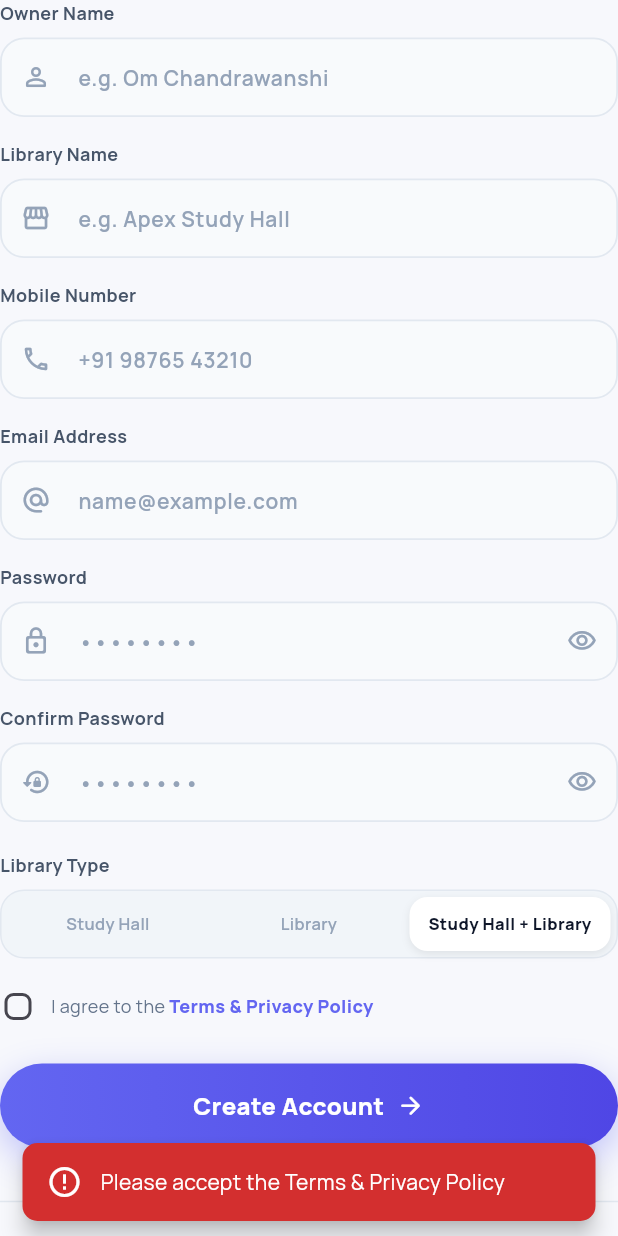
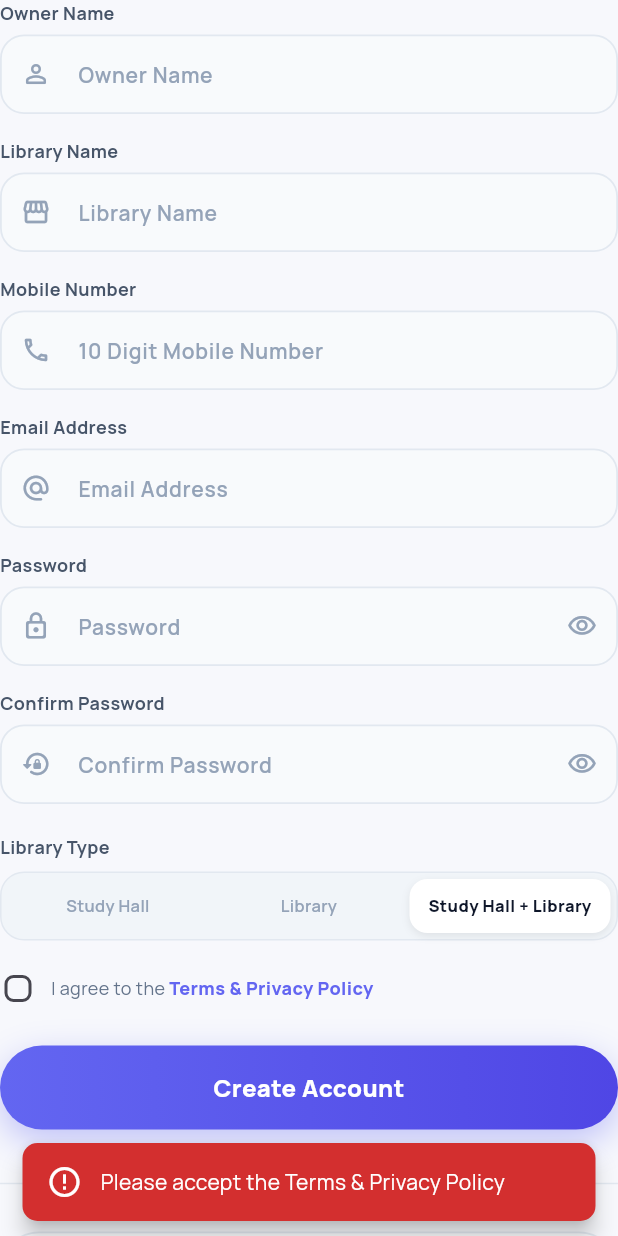
Before and after one commit to inditechit26-lang/Library_Management, a Flutter app: the SignupForm widget shown alone on an empty page, opened directly with empty values, after a tap on "Create Account", on a phone screen of 412 x 824 dp. Run offline on Flutter 3.47's test engine with Material 3 defaults, Android fonts, the phone set to English and light mode, and no system bars; our stand-ins replace cloud_firestore, file_picker, firebase_analytics, firebase_auth, firebase_core, firebase_crashlytics and 13 more; missing offline and left inert: excel, firebase_app_check; accounts and stored records are empty.

Commit message:
Optimize auth forms: 10-digit phone validation, clean general hints, remove library type, and auto-sync settings profile

```diff
--- a/lib/features/auth/providers/auth_provider.dart
+++ b/lib/features/auth/providers/auth_provider.dart
@@ -56,6 +56,7 @@ class AuthNotifier extends AsyncNotifier<AppUserModel?> {
     required String password,
     required String displayName,
     required String libraryName,
+    required String phone,
   }) async {
     state = const AsyncValue.loading();
     state = await AsyncValue.guard(
@@ -66,6 +67,7 @@ class AuthNotifier extends AsyncNotifier<AppUserModel?> {
             password: password,
             displayName: displayName,
             libraryName: libraryName,
+            phone: phone,
           ),
     );
     if (!state.hasError) {
--- a/lib/features/auth/repositories/auth_repository.dart
+++ b/lib/features/auth/repositories/auth_repository.dart
@@ -15,6 +15,7 @@ abstract class BaseAuthRepository {
     required String password,
     required String displayName,
     required String libraryName,
+    required String phone,
   });
   Future<AppUserModel?> signInWithGoogle();
   Future<void> sendPasswordResetEmail(String email);
@@ -93,6 +94,7 @@ class AuthRepository implements BaseAuthRepository {
     required String password,
     required String displayName,
     required String libraryName,
+    required String phone,
   }) async {
     try {
       final credential = await _firebaseAuth.createUserWithEmailAndPassword(
@@ -119,13 +121,17 @@ class AuthRepository implements BaseAuthRepository {
 
       // Create User doc & Default Library Config in a batch transaction
       final batch = _firestore.batch();
-      batch.set(_firestore.collection('users').doc(user.uid), newProfile.toFirestore());
+      batch.set(_firestore.collection('users').doc(user.uid), {
+        ...newProfile.toFirestore(),
+        'phone': phone.trim(),
+      });
       batch.set(
         _firestore.collection('libraries').doc(libraryId).collection('info').doc('general'),
         {
           'libraryId': libraryId,
           'name': libraryName.trim(),
           'ownerUid': user.uid,
+          'phone': phone.trim(),
           'createdAt': FieldValue.serverTimestamp(),
         },
       );
--- a/lib/features/auth/widgets/login_form.dart
+++ b/lib/features/auth/widgets/login_form.dart
@@ -123,7 +123,7 @@ class _LoginFormState extends ConsumerState<LoginForm> {
               color: isDark ? Colors.white : const Color(0xFF0F172A),
             ),
             decoration: InputDecoration(
-              hintText: 'name@example.com',
+              hintText: 'Email Address',
               hintStyle: TextStyle(
                 color: isDark ? const Color(0xFF64748B) : const Color(0xFF94A3B8),
               ),
@@ -196,7 +196,7 @@ class _LoginFormState extends ConsumerState<LoginForm> {
               color: isDark ? Colors.white : const Color(0xFF0F172A),
             ),
             decoration: InputDecoration(
-              hintText: '••••••••',
+              hintText: 'Password',
               hintStyle: TextStyle(
                 color: isDark ? const Color(0xFF64748B) : const Color(0xFF94A3B8),
               ),
--- a/lib/features/auth/widgets/signup_form.dart
+++ b/lib/features/auth/widgets/signup_form.dart
@@ -50,17 +50,29 @@ class _SignupFormState extends ConsumerState<SignupForm> {
     if (_formKey.currentState!.validate()) {
       setState(() => _isLoading = true);
       try {
+        final name = _ownerController.text.trim();
+        final libName = _libraryController.text.trim();
+        final phone = _phoneController.text.trim();
+        final email = _emailController.text.trim();
+
         await ref.read(authControllerProvider.notifier).signUpWithEmail(
-              email: _emailController.text,
+              email: email,
               password: _passwordController.text,
-              displayName: _ownerController.text,
-              libraryName: _libraryController.text,
+              displayName: name,
+              libraryName: libName,
+              phone: phone,
             );
 
         final state = ref.read(authControllerProvider);
         if (state.hasError && mounted) {
           ErrorHandler.showErrorSnackBar(context, state.error);
         } else if (mounted) {
+          ref.read(ownerProfileProvider.notifier).updateProfile(
+                name: name,
+                email: email,
+                phone: phone,
+                libraryName: libName,
+              );
           ErrorHandler.showSuccessSnackBar(context, 'Account created successfully!');
           context.go('/app');
         }
@@ -80,6 +92,13 @@ class _SignupFormState extends ConsumerState<SignupForm> {
       if (state.hasError && mounted) {
         ErrorHandler.showErrorSnackBar(context, state.error);
       } else if (mounted) {
+        final user = state.value;
+        if (user != null) {
+          ref.read(ownerProfileProvider.notifier).updateProfile(
+                name: user.displayName ?? 'Library Owner',
+                email: user.email ?? '',
+              );
+        }
         context.go('/app');
       }
     } catch (e) {
@@ -102,7 +121,7 @@ class _SignupFormState extends ConsumerState<SignupForm> {
           _buildTextField(
             controller: _ownerController,
             label: 'Owner Name',
-            hint: 'e.g. Om Chandrawanshi',
+            hint: 'Owner Name',
             icon: Icons.person_outline_rounded,
             validator: (v) => v == null || v.trim().isEmpty ? 'Enter owner name' : null,
             isDark: isDark,
@@ -111,7 +130,7 @@ class _SignupFormState extends ConsumerState<SignupForm> {
           _buildTextField(
             controller: _libraryController,
             label: 'Library Name',
-            hint: 'e.g. Apex Study Hall',
+            hint: 'Library Name',
             icon: Icons.storefront_outlined,
             validator: (v) => v == null || v.trim().isEmpty ? 'Enter library name' : null,
             isDark: isDark,
@@ -120,17 +139,25 @@ class _SignupFormState extends ConsumerState<SignupForm> {
           _buildTextField(
             controller: _phoneController,
             label: 'Mobile Number',
-            hint: '+91 98765 43210',
+            hint: '10 Digit Mobile Number',
             icon: Icons.phone_outlined,
             keyboardType: TextInputType.phone,
-            validator: (v) => v == null || v.length < 10 ? 'Enter valid mobile number' : null,
+            maxLength: 10,
+            validator: (v) {
+              final cleaned = (v ?? '').trim();
+              if (cleaned.isEmpty) return 'Enter mobile number';
+              if (cleaned.length != 10 || !RegExp(r'^[0-9]{10}$').hasMatch(cleaned)) {
+                return 'Enter a valid 10-digit mobile number';
+              }
+              return null;
+            },
             isDark: isDark,
           ),
           const SizedBox(height: 16),
           _buildTextField(
             controller: _emailController,
             label: 'Email Address',
-            hint: 'name@example.com',
+            hint: 'Email Address',
             icon: Icons.alternate_email_rounded,
             keyboardType: TextInputType.emailAddress,
             validator: (v) {
@@ -144,7 +171,7 @@ class _SignupFormState extends ConsumerState<SignupForm> {
           _buildTextField(
             controller: _passwordController,
             label: 'Password',
-            hint: '••••••••',
+            hint: 'Password',
             icon: Icons.lock_outline_rounded,
             obscureText: _obscurePass,
             validator: (v) {
@@ -166,7 +193,7 @@ class _SignupFormState extends ConsumerState<SignupForm> {
           _buildTextField(
             controller: _confirmPasswordController,
             label: 'Confirm Password',
-            hint: '••••••••',
+            hint: 'Confirm Password',
             icon: Icons.lock_reset_rounded,
             obscureText: _obscureConfirm,
             validator: (v) {
@@ -263,7 +290,7 @@ class _SignupFormState extends ConsumerState<SignupForm> {
               ),
               boxShadow: [
                 BoxShadow(
-                  color: const Color(0xFF6366F1).withOpacity(0.38),
+                  color: const Color(0xFF6366F1).withValues(alpha: 0.38),
                   blurRadius: 20,
                   offset: const Offset(0, 8),
                 ),
@@ -287,10 +314,7 @@ class _SignupFormState extends ConsumerState<SignupForm> {
                         color: Colors.white,
                       ),
                     )
-                  : const Row(
-                      mainAxisAlignment: MainAxisAlignment.center,
-                      children: [
-                        Text(
+                  : const Text(
                       'Create Account',
                       style: TextStyle(
                         fontSize: 16,
@@ -298,10 +322,6 @@ class _SignupFormState extends ConsumerState<SignupForm> {
                         color: Colors.white,
                         letterSpacing: 0.3,
                       ),
-                        ),
-                        SizedBox(width: 8),
-                        Icon(Icons.arrow_forward_rounded, size: 19, color: Colors.white),
-                      ],
                     ),
             ),
           ),
@@ -338,12 +358,6 @@ class _SignupFormState extends ConsumerState<SignupForm> {
             style: OutlinedButton.styleFrom(
               minimumSize: const Size.fromHeight(52),
               padding: const EdgeInsets.symmetric(horizontal: 16),
-              foregroundColor: isDark ? Colors.white : const Color(0xFF1E293B),
-              textStyle: const TextStyle(
-                inherit: true,
-                fontSize: 14,
-                fontWeight: FontWeight.w700,
-              ),
               side: BorderSide(
                 color: isDark ? const Color(0xFF2B3248) : const Color(0xFFE2E8F0),
                 width: 1.2,
@@ -359,12 +373,19 @@ class _SignupFormState extends ConsumerState<SignupForm> {
                     height: 22,
                     child: CircularProgressIndicator(strokeWidth: 2.5),
                   )
-                : const Row(
+                : Row(
                     mainAxisAlignment: MainAxisAlignment.center,
                     children: [
-                      GoogleLogoWidget(size: 20),
-                      SizedBox(width: 12),
-                      Text('Continue with Google'),
+                      const GoogleLogoWidget(size: 20),
+                      const SizedBox(width: 12),
+                      Text(
+                        'Continue with Google',
+                        style: TextStyle(
+                          fontSize: 14,
+                          fontWeight: FontWeight.w700,
+                          color: isDark ? Colors.white : const Color(0xFF1E293B),
+                        ),
+                      ),
                     ],
                   ),
           ),
@@ -418,9 +439,10 @@ class _SignupFormState extends ConsumerState<SignupForm> {
     required String hint,
     required IconData icon,
     required bool isDark,
-    TextInputType keyboardType = TextInputType.text,
+    String? Function(String?)? validator,
+    TextInputType? keyboardType,
+    int? maxLength,
     bool obscureText = false,
-    String? Function(String?)? validator,
     Widget? suffixIcon,
   }) {
     final fieldBg = isDark ? const Color(0xFF1A1F30) : const Color(0xFFF8FAFC);
@@ -438,18 +460,20 @@ class _SignupFormState extends ConsumerState<SignupForm> {
             color: isDark ? const Color(0xFFCBD5E1) : const Color(0xFF475569),
           ),
         ),
-        const SizedBox(height: 8),
+        const SizedBox(height: 6),
         TextFormField(
           controller: controller,
+          validator: validator,
           keyboardType: keyboardType,
+          maxLength: maxLength,
           obscureText: obscureText,
-          validator: validator,
           style: TextStyle(
             fontSize: 14,
             fontWeight: FontWeight.w600,
             color: isDark ? Colors.white : const Color(0xFF0F172A),
           ),
           decoration: InputDecoration(
+            counterText: '',
             hintText: hint,
             hintStyle: TextStyle(
               color: isDark ? const Color(0xFF64748B) : const Color(0xFF94A3B8),
```
Lines whose indentation alone changed are shown as unchanged.
